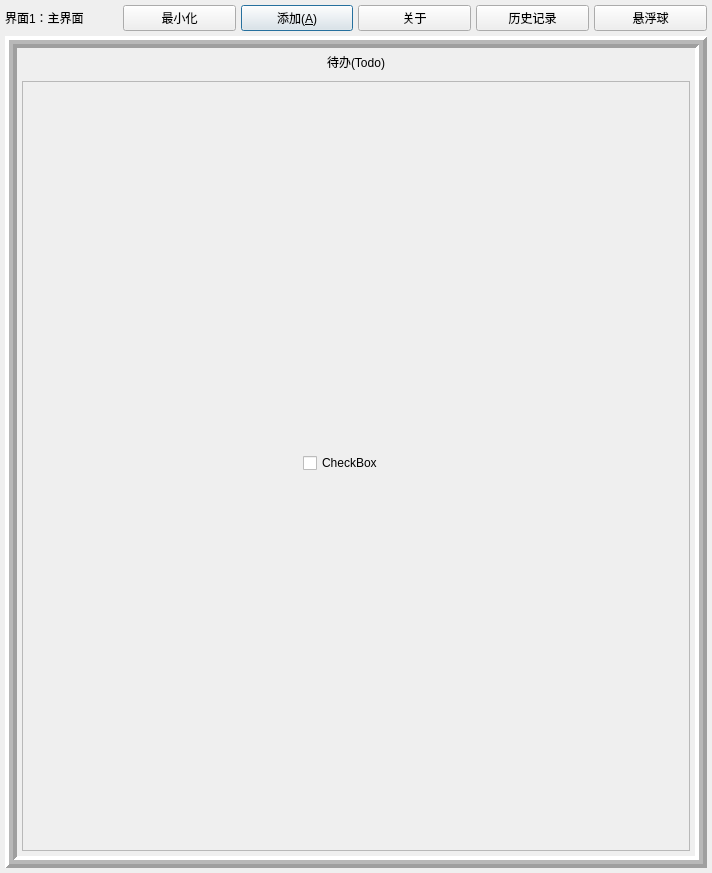
Above: MEMOplus/dialog.ui from yzc0731/copy_from_xiang before the change. Below: the same form after it.
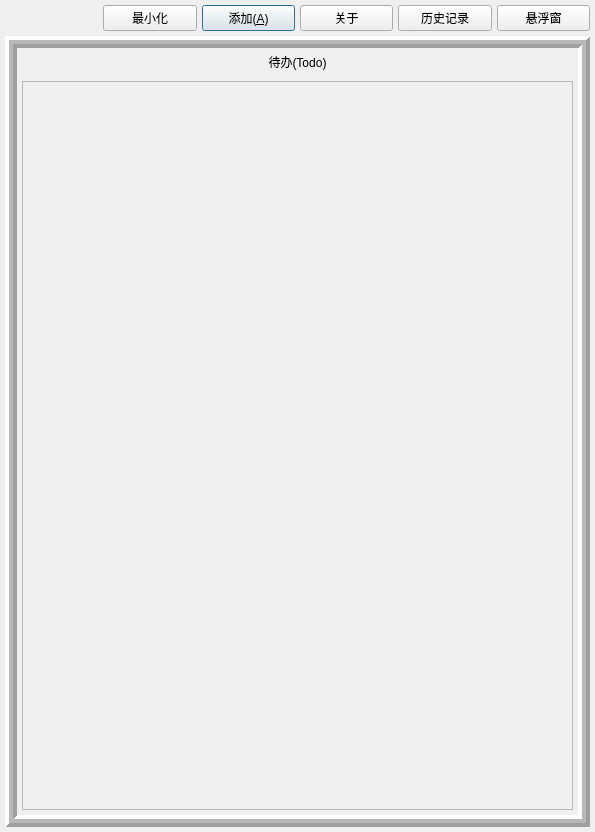
That is the form after the change.

Commit message: 完善了悬浮球界面，可以显示列表第一条信息

Diff of the .ui file:
```diff
--- a/MEMOplus/dialog.ui
+++ b/MEMOplus/dialog.ui
@@ -6,8 +6,8 @@
    <rect>
     <x>0</x>
     <y>0</y>
-    <width>712</width>
-    <height>873</height>
+    <width>595</width>
+    <height>832</height>
    </rect>
   </property>
   <property name="windowTitle">
@@ -46,7 +46,7 @@
    <item row="2" column="5">
     <widget class="QPushButton" name="toSusbendBtn">
      <property name="text">
-      <string>悬浮球</string>
+      <string>悬浮窗</string>
      </property>
     </widget>
    </item>
@@ -132,48 +132,16 @@
           <rect>
            <x>0</x>
            <y>0</y>
-           <width>666</width>
-           <height>755</height>
+           <width>549</width>
+           <height>714</height>
           </rect>
          </property>
-         <widget class="QCheckBox" name="checkBox">
-          <property name="geometry">
-           <rect>
-            <x>280</x>
-            <y>370</y>
-            <width>105</width>
-            <height>22</height>
-           </rect>
-          </property>
-          <property name="text">
-           <string>CheckBox</string>
-          </property>
-          <property name="checkable">
-           <bool>true</bool>
-          </property>
-          <property name="checked">
-           <bool>false</bool>
-          </property>
-         </widget>
         </widget>
        </widget>
       </item>
      </layout>
     </widget>
    </item>
-   <item row="2" column="0">
-    <widget class="QLabel" name="label">
-     <property name="maximumSize">
-      <size>
-       <width>800</width>
-       <height>800</height>
-      </size>
-     </property>
-     <property name="text">
-      <string>界面1：主界面</string>
-     </property>
-    </widget>
-   </item>
    <item row="2" column="4">
     <widget class="QPushButton" name="pushButton_4">
      <property name="text">
```
The commit also changes 7 other files.
